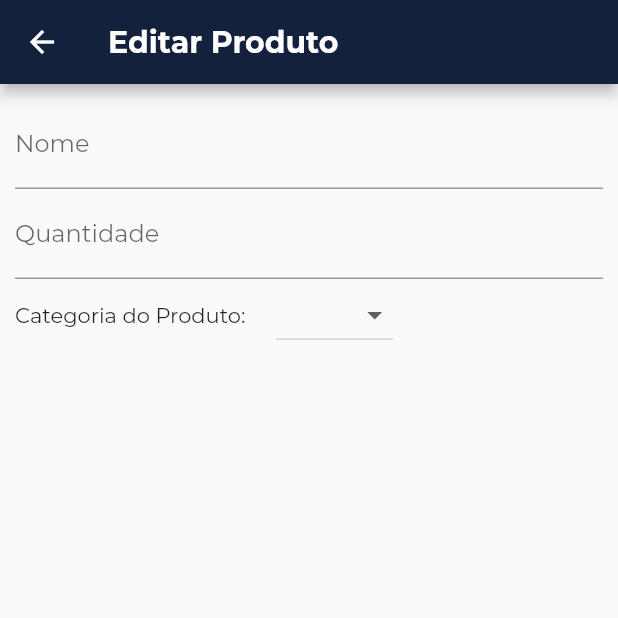
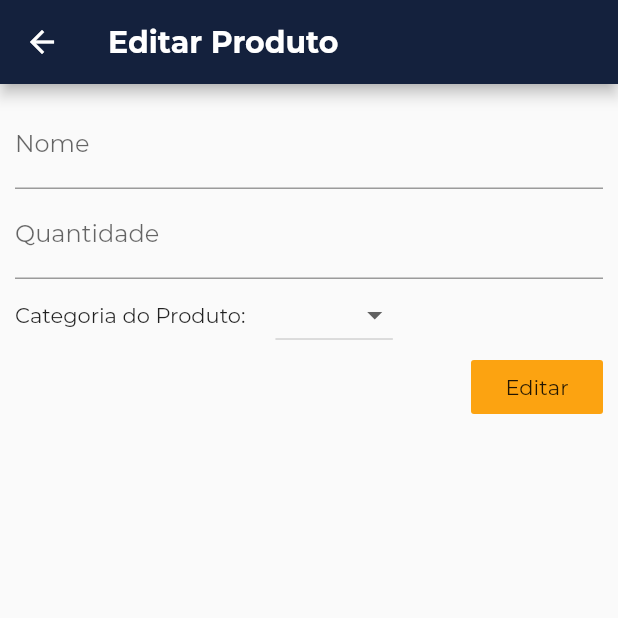
Before and after one commit to owarleysouza/S-Compras, a Flutter app: the ProductFormScreen screen opened directly with empty values, on a phone screen of 412 x 824 dp, the top half of it. Run offline on Flutter 3.47's test engine with Material 2 defaults, Android fonts, the phone set to English and light mode, and no system bars; our stand-ins replace carousel_slider.

Commit message:
Implementacao parcial da tela de editar produto com dropdown funcionando

```diff
--- a/lib/views/product_form_screen.dart
+++ b/lib/views/product_edit_form_screen.dart
@@ -1,10 +1,10 @@
 import 'package:flutter/material.dart';
 import 'package:minhas_compras/models/produto.dart';
+import 'package:provider/provider.dart';
 
 class ProductFormScreen extends StatefulWidget {
-  final Produto produto;
   final Function editproduto;
-  ProductFormScreen({@required this.produto, @required this.editproduto});
+  ProductFormScreen({@required this.editproduto});
 
   @override
   _ProductFormScreenState createState() => _ProductFormScreenState();
@@ -15,7 +15,8 @@ class _ProductFormScreenState extends State<ProductFormScreen> {
 
   @override
   Widget build(BuildContext context) {
-    String categoriaValue = widget.produto.categoria;
+    final produto = Provider.of<Produto>(context);
+
     return Scaffold(
       appBar: AppBar(
         title: const Text("Editar Produto"),
@@ -44,18 +45,32 @@ class _ProductFormScreenState extends State<ProductFormScreen> {
                   width: 20,
                 ),
                 DropdownButton(
-                    value: categoriaValue,
+                    value: produto.categoria,
                     items: <String>["Grosso", "LeH", "Frios"]
-                        .map((String value) => DropdownMenuItem(
-                              value: value,
-                              child: Text(value),
+                        .map((String item) => DropdownMenuItem(
+                              value: item,
+                              child: Text(item),
                             ))
                         .toList(),
                     onChanged: (newvalue) {
                       setState(() {
-                        categoriaValue = newvalue;
+                        produto.categoria =
+                            newvalue; //Ainda tem um bug ao fazer isso, que é: Quando é mudado o valor do dropdown e volta pra tela anterior, aquele atributo fica com o valor mudado
                       });
                     }),
+              ],
+            ),
+            Row(
+              mainAxisAlignment: MainAxisAlignment.end,
+              children: <Widget>[
+                FlatButton(
+                    color: Theme.of(context).accentColor,
+                    onPressed: () {
+                      widget.editproduto(produto.id, "PreviewNome",
+                          "PreviewQuantidade", produto.categoria);
+                      Navigator.pop(context);
+                    },
+                    child: const Text("Editar")),
               ],
             )
           ],
```
